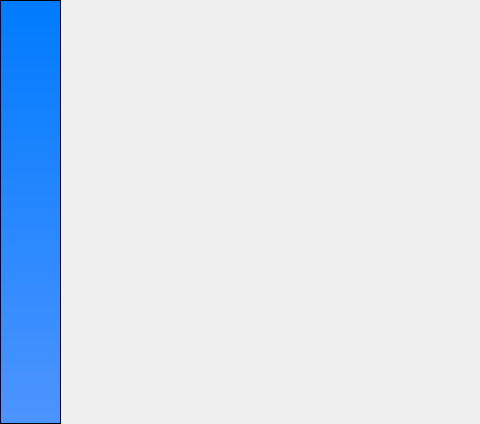
First picture: the form in accueil.ui, repository Projet-CPP-2A6/Nautica, before the edit; both pictures show x 0 to 480 and y 0 to 424 of the 750 by 424 pixel window.
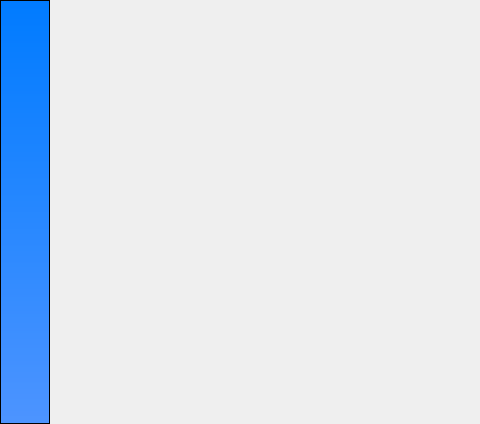
Second picture: the form after the edit.

```diff
--- a/accueil.ui
+++ b/accueil.ui
@@ -16,20 +16,34 @@
   <property name="styleSheet">
    <string notr="true"/>
   </property>
+  <layout class="QGridLayout" name="gridLayout" columnminimumwidth="50,0">
+   <property name="leftMargin">
+    <number>0</number>
+   </property>
+   <property name="topMargin">
+    <number>0</number>
+   </property>
+   <property name="rightMargin">
+    <number>0</number>
+   </property>
+   <property name="bottomMargin">
+    <number>0</number>
+   </property>
+   <item row="0" column="1">
+    <widget class="QStackedWidget" name="stackedWidget">
+     <property name="styleSheet">
+      <string notr="true">height: 100%;</string>
+     </property>
+     <widget class="QWidget" name="page"/>
+     <widget class="QWidget" name="page_2"/>
+    </widget>
+   </item>
+   <item row="0" column="0">
   <widget class="QFrame" name="NavFrame">
-   <property name="geometry">
-    <rect>
-     <x>0</x>
-     <y>0</y>
-     <width>61</width>
-     <height>424</height>
-    </rect>
-   </property>
    <property name="styleSheet">
     <string notr="true">QFrame#NavFrame {
     alignment: AlignCenter;
     background: qlineargradient(spread:pad, x1:0, y1:0, x2:0, y2:1, stop:0 #007bff, stop:1 #4d94ff);
-	width: 1000px;
 height: 100%;
 padding: 0;
 }
@@ -42,18 +56,8 @@
     <enum>QFrame::Raised</enum>
    </property>
   </widget>
-  <widget class="QStackedWidget" name="stackedWidget">
-   <property name="geometry">
-    <rect>
-     <x>59</x>
-     <y>0</y>
-     <width>691</width>
-     <height>424</height>
-    </rect>
-   </property>
-   <widget class="QWidget" name="page"/>
-   <widget class="QWidget" name="page_2"/>
-  </widget>
+   </item>
+  </layout>
   <zorder>stackedWidget</zorder>
   <zorder>NavFrame</zorder>
  </widget>
```
Lines whose indentation alone changed are shown as unchanged.
